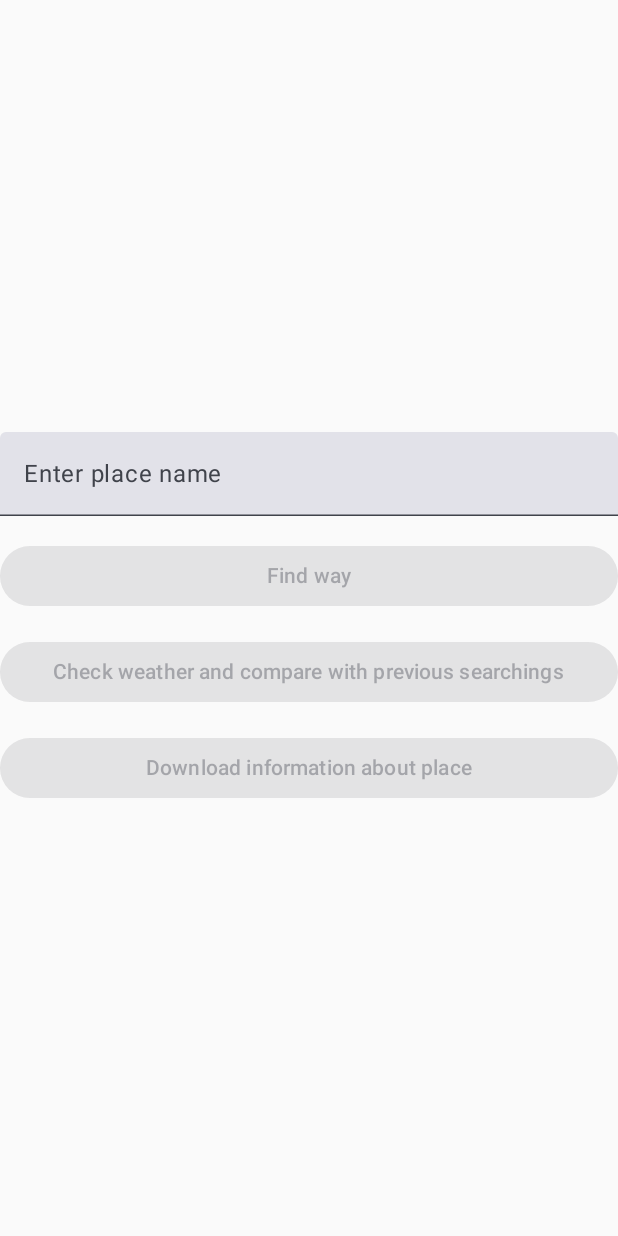
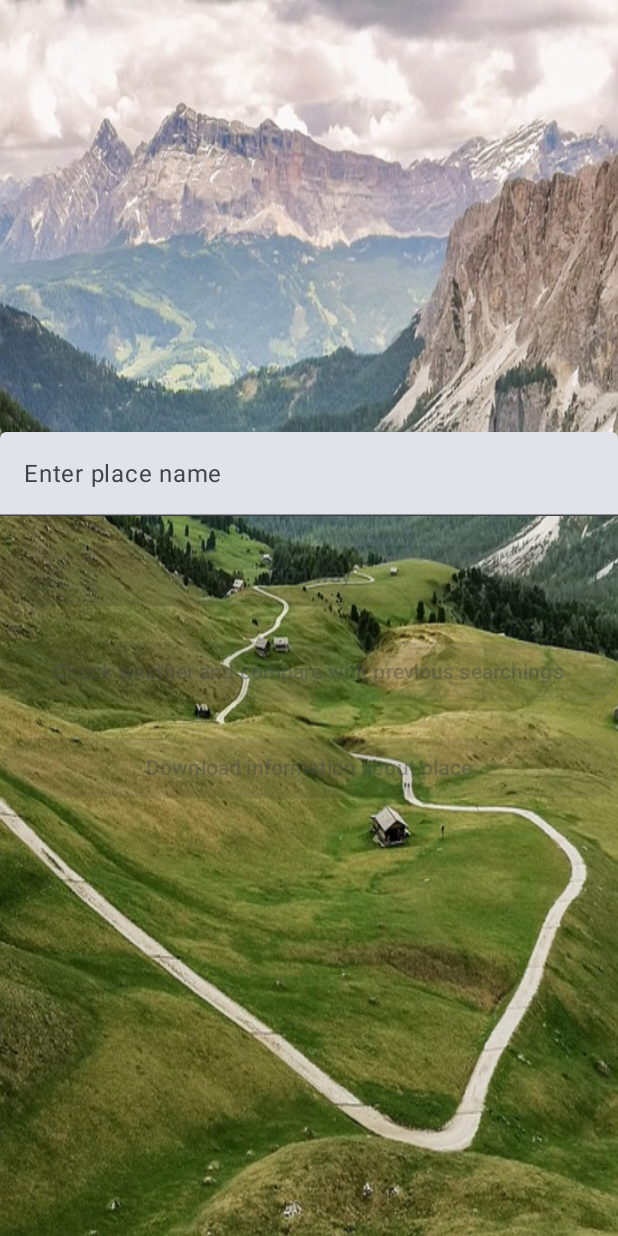
Before and after one commit to PawelBorowiecki/TouristApp, an Android app built with Jetpack Compose: the screen it shows after launch (MainActivity), on a phone screen of 412 x 824 dp. Run offline under Robolectric (Android 15) with nearby library versions, the phone set to English and light mode, and no system bars.

Commit message:
Background image added to MainActivity

```diff
--- a/app/src/main/java/com/pawel/touristapp/MainActivity.kt
+++ b/app/src/main/java/com/pawel/touristapp/MainActivity.kt
@@ -6,7 +6,9 @@ import android.os.Bundle
 import androidx.activity.ComponentActivity
 import androidx.activity.compose.setContent
 import androidx.activity.enableEdgeToEdge
+import androidx.compose.foundation.Image
 import androidx.compose.foundation.layout.Arrangement
+import androidx.compose.foundation.layout.Box
 import androidx.compose.foundation.layout.Column
 import androidx.compose.foundation.layout.Spacer
 import androidx.compose.foundation.layout.fillMaxSize
@@ -21,6 +23,8 @@ import androidx.compose.runtime.mutableStateOf
 import androidx.compose.runtime.remember
 import androidx.compose.runtime.setValue
 import androidx.compose.ui.Modifier
+import androidx.compose.ui.layout.ContentScale
+import androidx.compose.ui.res.painterResource
 import androidx.compose.ui.unit.dp
 import com.pawel.touristapp.placeinformation.DownloadingInformationActivity
 import com.pawel.touristapp.ui.theme.TouristAppTheme
@@ -40,6 +44,16 @@ class MainActivity : ComponentActivity() {
     @Composable
     private fun MainScreen(){
         var placeInput by remember { mutableStateOf("") }
+        Box(
+            modifier = Modifier.fillMaxSize()
+        ){
+            Image(
+                painter = painterResource(id = R.drawable.main_activity_background_image),
+                contentDescription = "MainActivity background image",
+                contentScale = ContentScale.FillBounds,
+                modifier = Modifier.matchParentSize()
+            )
+
             Column(
                 verticalArrangement = Arrangement.Center,
                 modifier = Modifier.fillMaxSize()
@@ -83,6 +97,8 @@ class MainActivity : ComponentActivity() {
             }
         }
 
+    }
+
     private fun openMap(location: String){
         val intent = Intent(Intent.ACTION_VIEW).apply {
             data = Uri.parse("geo:0,0?q=$location")
```
Also changed, not shown: app/src/main/res/drawable/main_activity_background_image.jpg (added), 1 other file. Lines whose indentation alone changed are shown as unchanged.
